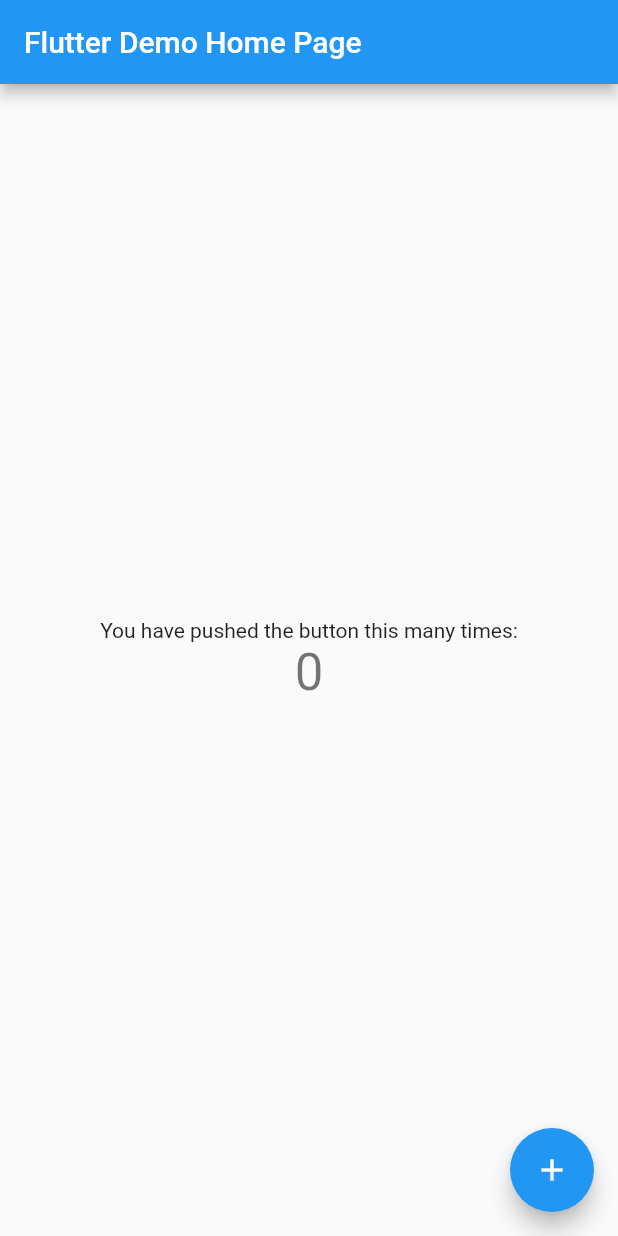
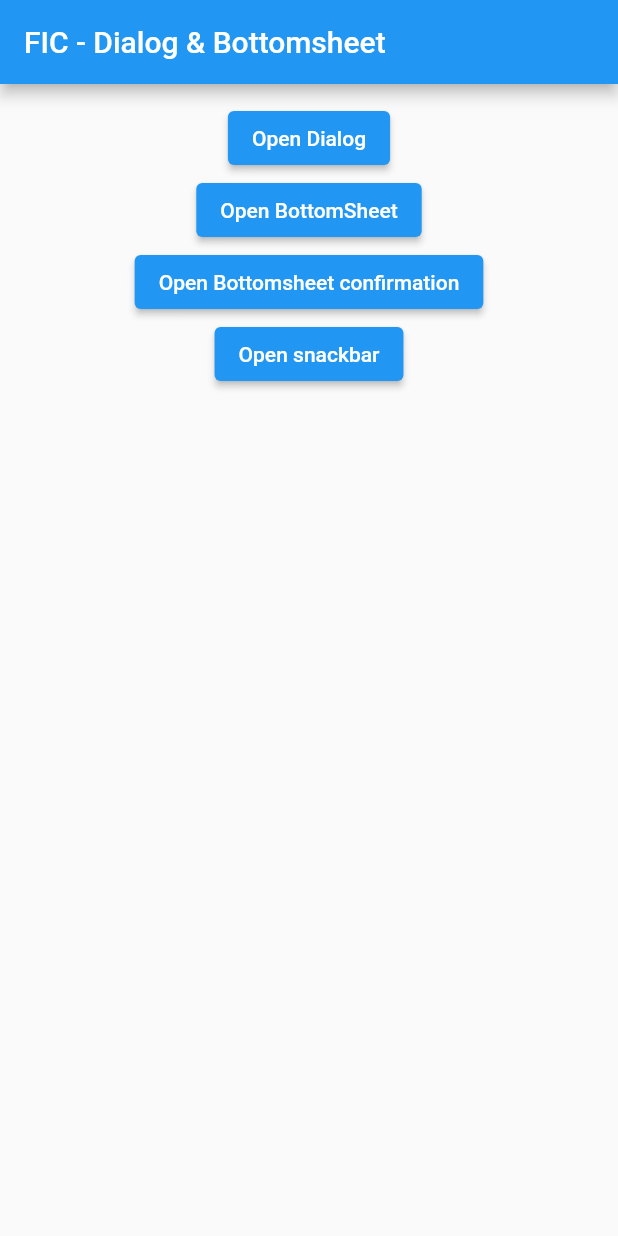
Before and after one commit to fesaworld/fic4_flutter_widgets_challenges, a Flutter app: the screen it shows after launch, on a phone screen of 412 x 824 dp. Run offline on Flutter 3.47's test engine with Material 2 defaults, Android fonts, the light colour scheme and no system bars.

Commit message:
basic widget - basic_form - dialog_widget

```diff
--- a/lib/main.dart
+++ b/lib/main.dart
@@ -1,3 +1,4 @@
+import 'package:fic4_flutter_widgets_challenges/tugas/basic_form/dialog_widget.dart';
 import 'package:flutter/material.dart';
 
 void main() {
@@ -13,103 +14,9 @@
     return MaterialApp(
       title: 'Flutter Demo',
       theme: ThemeData(
-        // This is the theme of your application.
-        //
-        // Try running your application with "flutter run". You'll see the
-        // application has a blue toolbar. Then, without quitting the app, try
-        // changing the primarySwatch below to Colors.green and then invoke
-        // "hot reload" (press "r" in the console where you ran "flutter run",
-        // or simply save your changes to "hot reload" in a Flutter IDE).
-        // Notice that the counter didn't reset back to zero; the application
-        // is not restarted.
         primarySwatch: Colors.blue,
       ),
-      home: const MyHomePage(title: 'Flutter Demo Home Page'),
+      home: const DialogWidget(),
     );
   }
 }
-
-class MyHomePage extends StatefulWidget {
-  const MyHomePage({super.key, required this.title});
-
-  // This widget is the home page of your application. It is stateful, meaning
-  // that it has a State object (defined below) that contains fields that affect
-  // how it looks.
-
-  // This class is the configuration for the state. It holds the values (in this
-  // case the title) provided by the parent (in this case the App widget) and
-  // used by the build method of the State. Fields in a Widget subclass are
-  // always marked "final".
-
-  final String title;
-
-  @override
-  State<MyHomePage> createState() => _MyHomePageState();
-}
-
-class _MyHomePageState extends State<MyHomePage> {
-  int _counter = 0;
-
-  void _incrementCounter() {
-    setState(() {
-      // This call to setState tells the Flutter framework that something has
-      // changed in this State, which causes it to rerun the build method below
-      // so that the display can reflect the updated values. If we changed
-      // _counter without calling setState(), then the build method would not be
-      // called again, and so nothing would appear to happen.
-      _counter++;
-    });
-  }
-
-  @override
-  Widget build(BuildContext context) {
-    // This method is rerun every time setState is called, for instance as done
-    // by the _incrementCounter method above.
-    //
-    // The Flutter framework has been optimized to make rerunning build methods
-    // fast, so that you can just rebuild anything that needs updating rather
-    // than having to individually change instances of widgets.
-    return Scaffold(
-      appBar: AppBar(
-        // Here we take the value from the MyHomePage object that was created by
-        // the App.build method, and use it to set our appbar title.
-        title: Text(widget.title),
-      ),
-      body: Center(
-        // Center is a layout widget. It takes a single child and positions it
-        // in the middle of the parent.
-        child: Column(
-          // Column is also a layout widget. It takes a list of children and
-          // arranges them vertically. By default, it sizes itself to fit its
-          // children horizontally, and tries to be as tall as its parent.
-          //
-          // Invoke "debug painting" (press "p" in the console, choose the
-          // "Toggle Debug Paint" action from the Flutter Inspector in Android
-          // Studio, or the "Toggle Debug Paint" command in Visual Studio Code)
-          // to see the wireframe for each widget.
-          //
-          // Column has various properties to control how it sizes itself and
-          // how it positions its children. Here we use mainAxisAlignment to
-          // center the children vertically; the main axis here is the vertical
-          // axis because Columns are vertical (the cross axis would be
-          // horizontal).
-          mainAxisAlignment: MainAxisAlignment.center,
-          children: <Widget>[
-            const Text(
-              'You have pushed the button this many times:',
-            ),
-            Text(
-              '$_counter',
-              style: Theme.of(context).textTheme.headlineMedium,
-            ),
-          ],
-        ),
-      ),
-      floatingActionButton: FloatingActionButton(
-        onPressed: _incrementCounter,
-        tooltip: 'Increment',
-        child: const Icon(Icons.add),
-      ), // This trailing comma makes auto-formatting nicer for build methods.
-    );
-  }
-}
```
Also changed, not shown: lib/tugas/basic_form/dialog_widget.dart (added, +182 -0 lines).
